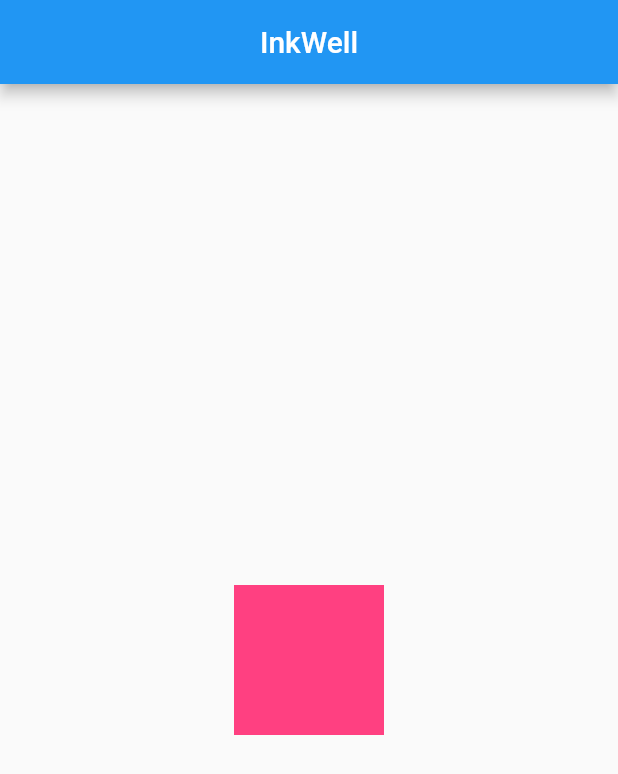
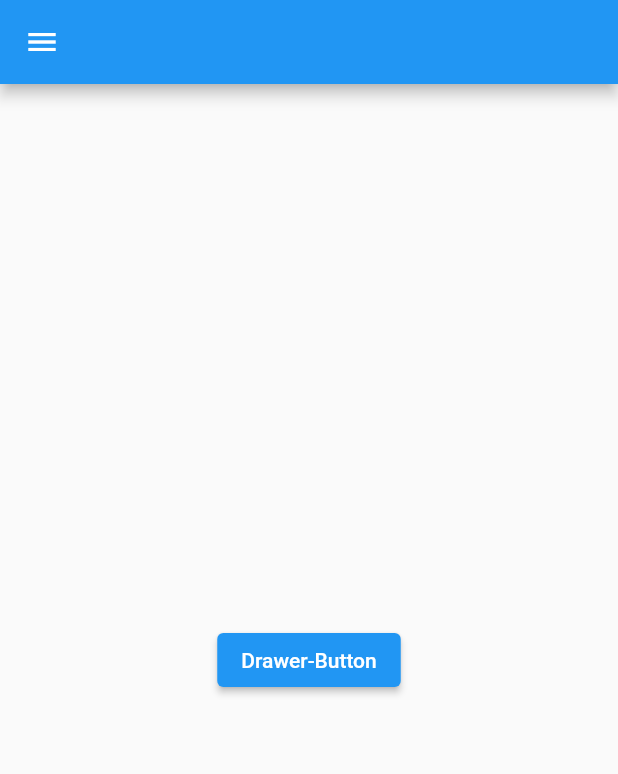
Before and after one commit to NazmulHasan0/atoz, a Flutter app: the screen it shows after launch, on a phone screen of 412 x 824 dp. Shown: the top 774 px of the screen. Run offline on Flutter 3.47's test engine with Material 2 defaults, Android fonts, the phone set to English and light mode, and no system bars.

Commit message:
Drawer & Espansion tile

```diff
--- /dev/null
+++ b/lib/Drawer & EndDrawer/drawer.dart
@@ -0,0 +1,57 @@
+import 'package:flutter/material.dart';
+
+class Mydrawer extends StatefulWidget {
+  @override
+  State<Mydrawer> createState() => _MydrawerState();
+}
+
+class _MydrawerState extends State<Mydrawer> {
+  //
+  final GlobalKey<ScaffoldState> _scaffoldKey = GlobalKey<ScaffoldState>();
+  //
+  @override
+  Widget build(BuildContext context) {
+    return Scaffold(
+      key: _scaffoldKey,
+      drawer: Container(color: Colors.pinkAccent, width: 200),
+      appBar: AppBar(),
+      body: Center(
+        child: ElevatedButton(
+          onPressed: () => _scaffoldKey.currentState!.openDrawer(),
+          child: Text("Drawer-Button"),
+        ),
+      ),
+    );
+  }
+}
+
+
+//! ডানপাশে Drawer দিতে চাইলে
+/*
+  endDrawer: Drawer(),
+*/
+
+//! বামপাশে Drawer দিতে চাইলে
+/*
+  drawer: Drawer(),
+*/
+
+//! অনেক App এ AppBar থাকে না, তখন যেকোনো একটা button click করে
+//! Custom Drawer open করতে হয়
+/*
+  //
+  final GlobalKey<ScaffoldState> _scaffoldKey = GlobalKey<ScaffoldState>(); //! key
+  //
+
+    return Scaffold(
+      key: _scaffoldKey,
+      drawer: Container(color: Colors.pinkAccent, width: 200),  //! custom width
+      appBar: AppBar(),
+      body: Center(
+        child: ElevatedButton(
+          onPressed: () => _scaffoldKey.currentState!.openDrawer(),
+          child: Text("Drawer-Button"),
+        ),
+      ),
+    );
+*/
--- a/lib/main.dart
+++ b/lib/main.dart
@@ -16,9 +16,11 @@ import 'package:atoz/Container/container.dart';
 import 'package:atoz/DataTable/datatable.dart';
 import 'package:atoz/Date%20Picker/datepicker.dart';
 import 'package:atoz/Divider/divider.dart';
+import 'package:atoz/Drawer%20&%20EndDrawer/drawer.dart';
 import 'package:atoz/Drawer/drawer.dart';
 import 'package:atoz/Exit%20Dialog/exitdialog.dart';
 import 'package:atoz/Expanded/expanded.dart';
+import 'package:atoz/Expansion%20Tile/expansiontile.dart';
 import 'package:atoz/Floating%20Action%20Button/floatingactionbutton.dart';
 import 'package:atoz/Gesture%20Detector/gesture.dart';
 import 'package:atoz/GridView%20Builder/gridviewbuilder.dart';
@@ -59,8 +61,10 @@ class MyApp extends StatelessWidget {
   Widget build(BuildContext context) {
     return MaterialApp(
       debugShowCheckedModeBanner: false,
-      initialRoute: '/Myinkwell',
+      initialRoute: '/Mydrawer',
       routes: {
+        '/Mydrawer': (context) => Mydrawer(),
+        '/Myexpansiontile': (context) => Myexpansiontile(),
         '/Myinkwell': (context) => Myinkwell(),
         '/Mygesture': (context) => Mygesture(),
         '/Myradiobutton': (context) => Myradiobutton(),
```
Also changed, not shown: lib/Expansion Tile/expansiontile.dart (added, +67 -0 lines).
